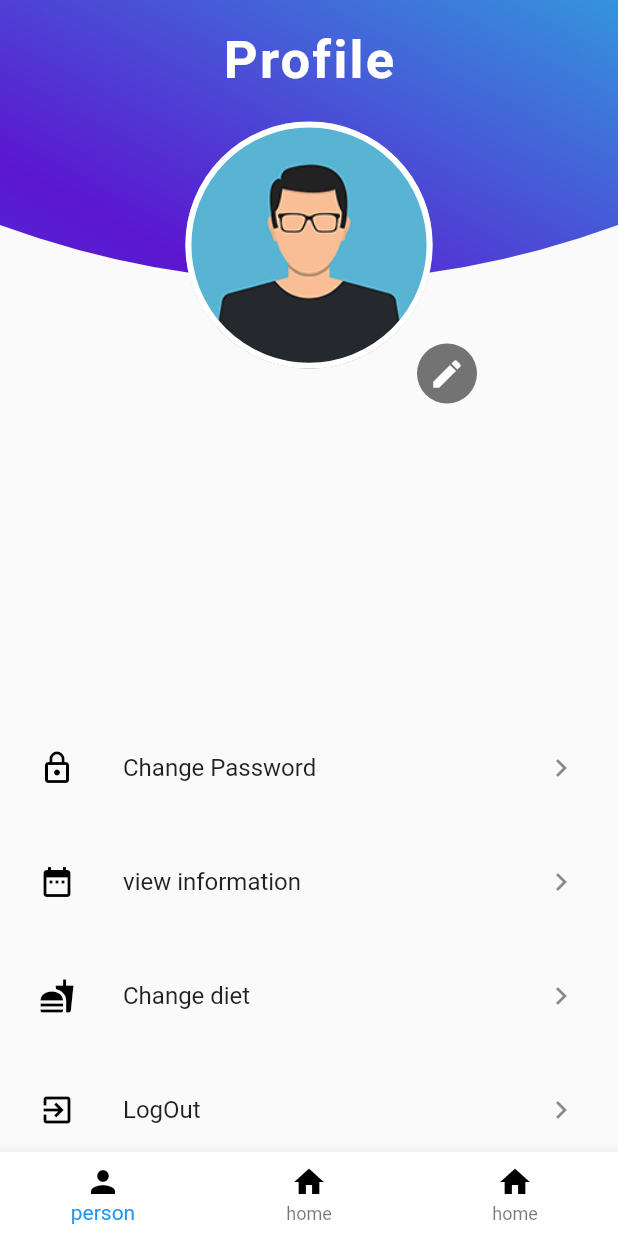
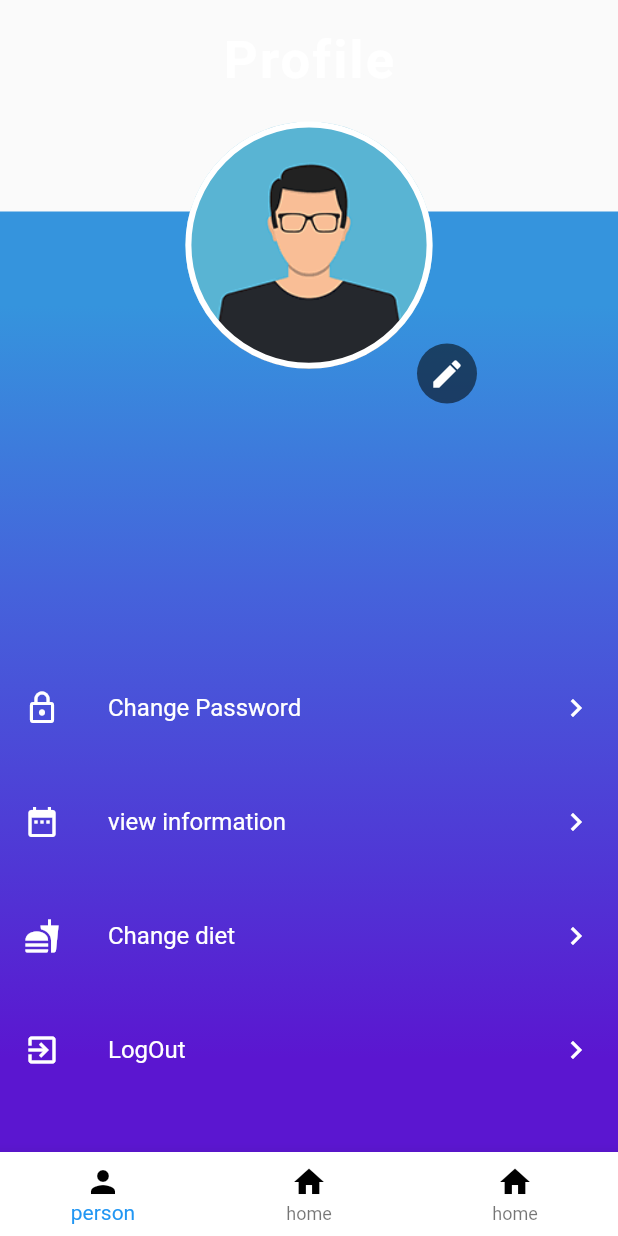
Before and after one commit to SalehMogren/E-diet, a Flutter app: the ProfilePage screen opened directly, after a tap on "Change Password", on a phone screen of 412 x 824 dp. Run offline on Flutter 3.47's test engine with Material 2 defaults, Android fonts, the phone set to English and light mode, and no system bars; our stand-ins replace flutter_svg; missing offline and left inert: dart:ffi.

Commit message:
profile 2.0

```diff
--- a/e_diet/lib/Pages/profile.dart
+++ b/e_diet/lib/Pages/profile.dart
@@ -17,21 +17,43 @@ class _ProfilePageState extends State<ProfilePage> {
             mainAxisAlignment: MainAxisAlignment.end,
             children: [
               Container(
-                height: 350,
+                decoration: BoxDecoration(
+                  gradient: LinearGradient(
+                    begin: Alignment.topCenter,
+                    end: Alignment.bottomCenter,
+                    stops: [0.1, 0.4, 0.7, 0.9],
+                    colors: [
+                      Color(0xFF3594DD),
+                      Color(0xFF4563DB),
+                      Color(0xFF5036D5),
+                      Color(0xFF5B16D0),
+                    ],
+                  ),
+                ),
+                height: 627,
                 width: double.infinity,
-                margin: EdgeInsets.symmetric(horizontal: 10),
+                margin: EdgeInsets.symmetric(horizontal: 0),
                 child: Column(
                   mainAxisAlignment: MainAxisAlignment.end,
                   children: [
                     ListTile(
                       leading: Icon(
                         Icons.lock_outline,
-                        color: Colors.black,
+                        color: Colors.white,
                       ),
-                      title: Text("Change Password"),
-                      trailing: Icon(Icons.keyboard_arrow_right),
+                      title: Text(
+                        "Change Password",
+                        style: TextStyle(
+                          color: Colors.white,
+                        ),
+                      ),
+                      trailing: Icon(
+                        Icons.keyboard_arrow_right,
+                        color: Colors.white,
+                      ),
                       onTap: () {
                         //open change password
+                        print('pass');
                       },
                     ),
                     SizedBox(
@@ -40,11 +62,20 @@ class _ProfilePageState extends State<ProfilePage> {
                     ListTile(
                       leading: Icon(
                         Icons.date_range,
-                        color: Colors.black,
+                        color: Colors.white,
                       ),
-                      title: Text("view information"),
-                      trailing: Icon(Icons.keyboard_arrow_right),
+                      title: Text(
+                        "view information",
+                        style: TextStyle(
+                          color: Colors.white,
+                        ),
+                      ),
+                      trailing: Icon(
+                        Icons.keyboard_arrow_right,
+                        color: Colors.white,
+                      ),
                       onTap: () {
+                        print('object');
                         //open change language
                       },
                     ),
@@ -54,12 +85,19 @@ class _ProfilePageState extends State<ProfilePage> {
                     ListTile(
                       leading: Icon(
                         Icons.fastfood,
-                        color: Colors.black,
+                        color: Colors.white,
                       ),
-                      title: Text("Change diet"),
-                      trailing: Icon(Icons.keyboard_arrow_right),
+                      title: Text(
+                        "Change diet",
+                        style: TextStyle(color: Colors.white),
+                      ),
+                      trailing: Icon(
+                        Icons.keyboard_arrow_right,
+                        color: Colors.white,
+                      ),
                       onTap: () {
                         //open change location
+                        print('object');
                       },
                     ),
                     SizedBox(
@@ -68,25 +106,30 @@ class _ProfilePageState extends State<ProfilePage> {
                     ListTile(
                       leading: Icon(
                         Icons.exit_to_app,
-                        color: Colors.black,
+                        color: Colors.white,
                       ),
-                      title: Text("LogOut"),
-                      trailing: Icon(Icons.keyboard_arrow_right),
+                      title: Text(
+                        "LogOut",
+                        style: TextStyle(
+                          color: Colors.white,
+                        ),
+                      ),
+                      trailing: Icon(
+                        Icons.keyboard_arrow_right,
+                        color: Colors.white,
+                      ),
                       onTap: () {
                         //open change location
+                        print('object');
                       },
+                    ),
+                    SizedBox(
+                      height: 40,
                     ),
                   ],
                 ),
               ),
             ],
-          ),
-          CustomPaint(
-            child: Container(
-              width: MediaQuery.of(context).size.width,
-              height: MediaQuery.of(context).size.height,
-            ),
-            painter: HeaderCurved(),
           ),
           Column(
             crossAxisAlignment: CrossAxisAlignment.center,
@@ -132,7 +175,7 @@ class _ProfilePageState extends State<ProfilePage> {
                     print('object');
                   }),
             ),
-          )
+          ),
         ],
       ),
       bottomNavigationBar: BottomNavigationBar(
@@ -183,31 +226,3 @@ class _ProfilePageState extends State<ProfilePage> {
     );
   }
 }
-
-class HeaderCurved extends CustomPainter {
-  @override
-  void paint(Canvas canvas, Size size) {
-    var rect = Offset.zero & size;
-
-    Paint paint = Paint();
-    paint.shader = LinearGradient(
-      begin: Alignment.topRight,
-      end: Alignment.bottomLeft,
-      colors: [
-        Color(0xFF3594DD),
-        Color(0xFF5B16D0),
-        Color(0xFF4563DB),
-        Color(0xFF5036D5),
-      ],
-    ).createShader(rect);
-    Path path = Path()
-      ..relativeLineTo(0, 150)
-      ..quadraticBezierTo(size.width / 2, 225, size.width, 150)
-      ..relativeLineTo(0, -150)
-      ..close();
-    canvas.drawPath(path, paint);
-  }
-
-  @override
-  bool shouldRepaint(CustomPainter oldDelegate) => false;
-}
```
